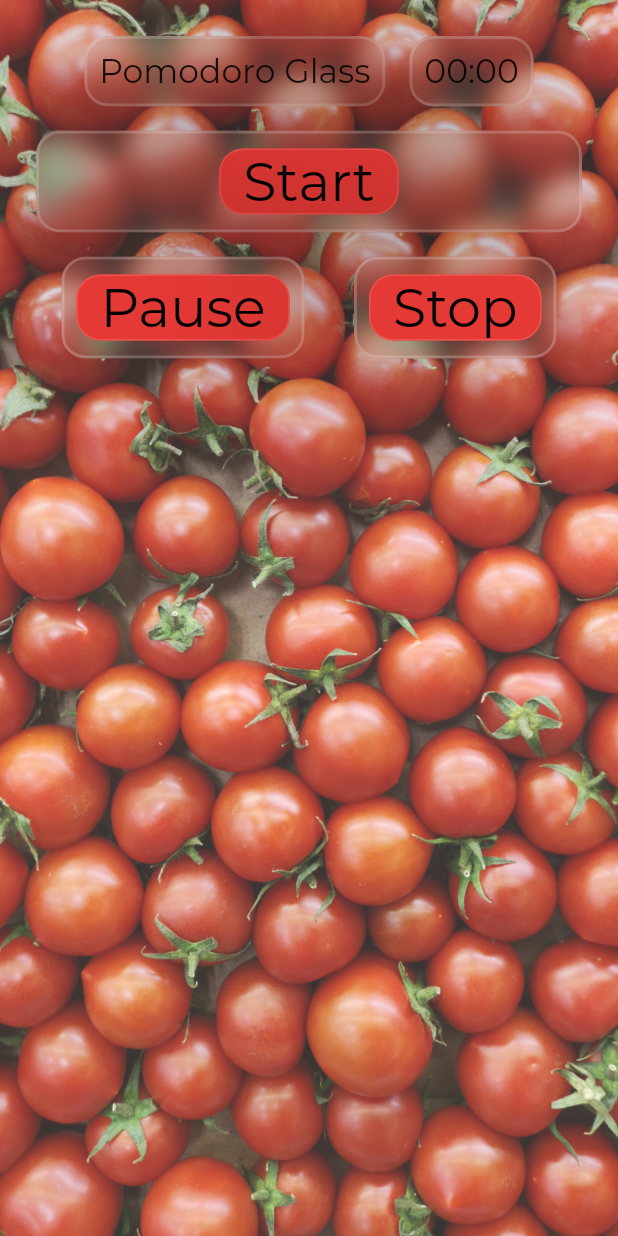
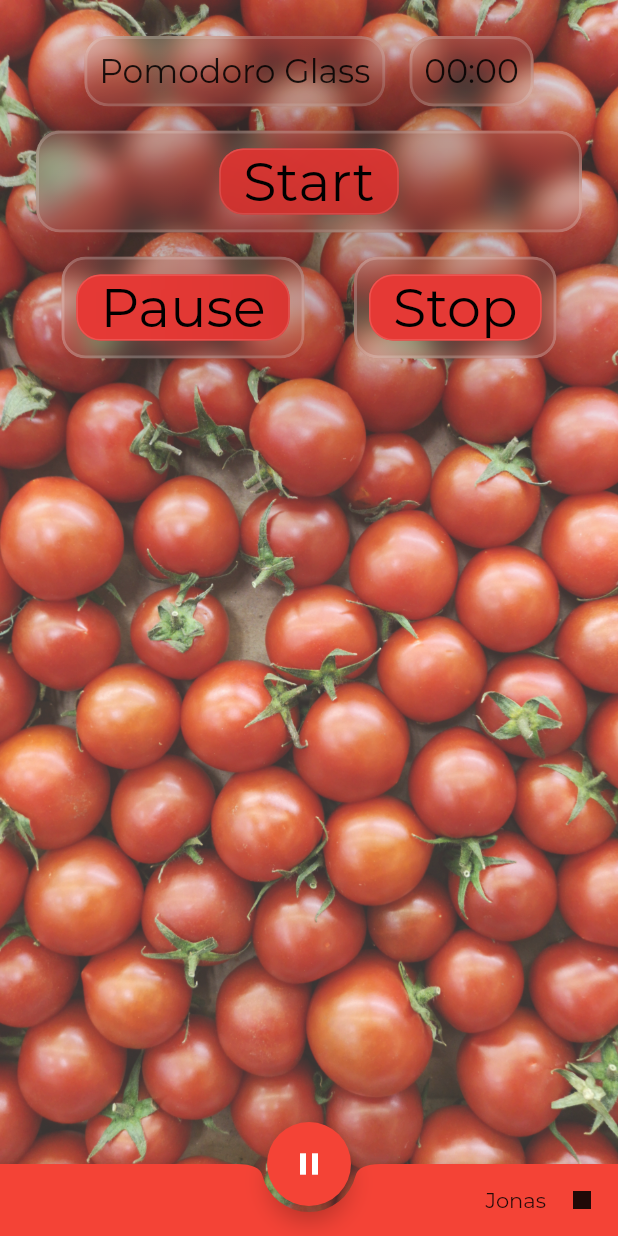
Before and after one commit to Keyband/pomodoro_flutter, a Flutter app: the screen it shows after launch, on a phone screen of 412 x 824 dp. Run offline on Flutter 3.47's test engine with Material 2 defaults, Android fonts, the phone set to English and light mode, and no system bars; drawn by our look-alikes of auto_size_text; missing offline and left inert: flutter_ringtone_player; project files that could hold a hidden picture were left out.

Commit message:
Started to work on a redesign

```diff
--- a/lib/main.dart
+++ b/lib/main.dart
@@ -53,7 +53,9 @@ class _MyHomePageState extends State<MyHomePage> {
   }
 
   void pauseTimer() {
+    setState(() {
       _timer.cancel();
+    });
   }
 
   void unpauseTimer() {
@@ -70,6 +72,30 @@ class _MyHomePageState extends State<MyHomePage> {
   @override
   Widget build(BuildContext context) {
     return Scaffold(
+        extendBody: true,
+        bottomNavigationBar: BottomAppBar(
+          shape: CircularNotchedRectangle(),
+          color: Colors.red,
+          child: Row(
+            children: <Widget>[
+              Text('Jonas'),
+              IconButton(
+                icon: Icon(Icons.stop),
+                onPressed: () {
+                  print('Jonas pressionado');
+                },
+              )
+            ],
+            mainAxisAlignment: MainAxisAlignment.end,
+          ),
+        ),
+        floatingActionButton: FloatingActionButton(
+          child: Icon(_timer.isActive ? Icons.pause : Icons.play_arrow),
+          onPressed: () {
+            print('Jonas');
+          },
+        ),
+        floatingActionButtonLocation: FloatingActionButtonLocation.centerDocked,
         // appBar: AppBar(
         //   title: Text(widget.title),
         // ),
@@ -78,7 +104,8 @@ class _MyHomePageState extends State<MyHomePage> {
             padding: EdgeInsets.all(64),
             decoration: BoxDecoration(
                 image: DecorationImage(
-                image: AssetImage('assets/images/bg.jpg'), fit: BoxFit.cover)),
+                    image: AssetImage('assets/images/bg.jpg'),
+                    fit: BoxFit.cover)),
           ),
           Container(color: Colors.white.withOpacity(0.2)),
           Container(
```
Lines whose indentation alone changed are shown as unchanged.
